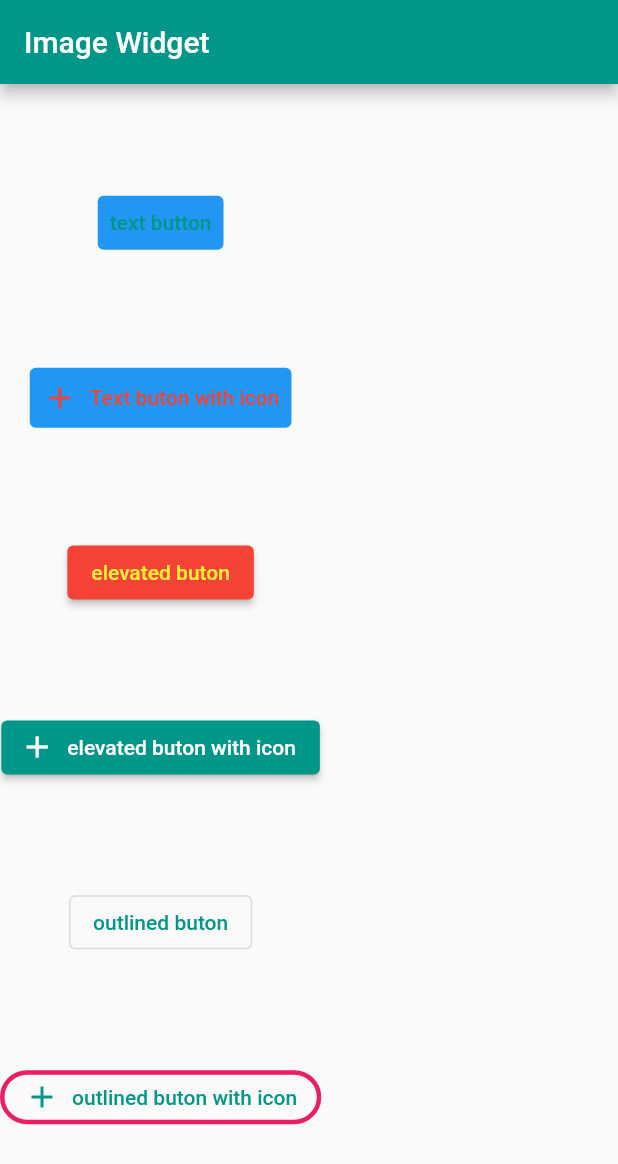
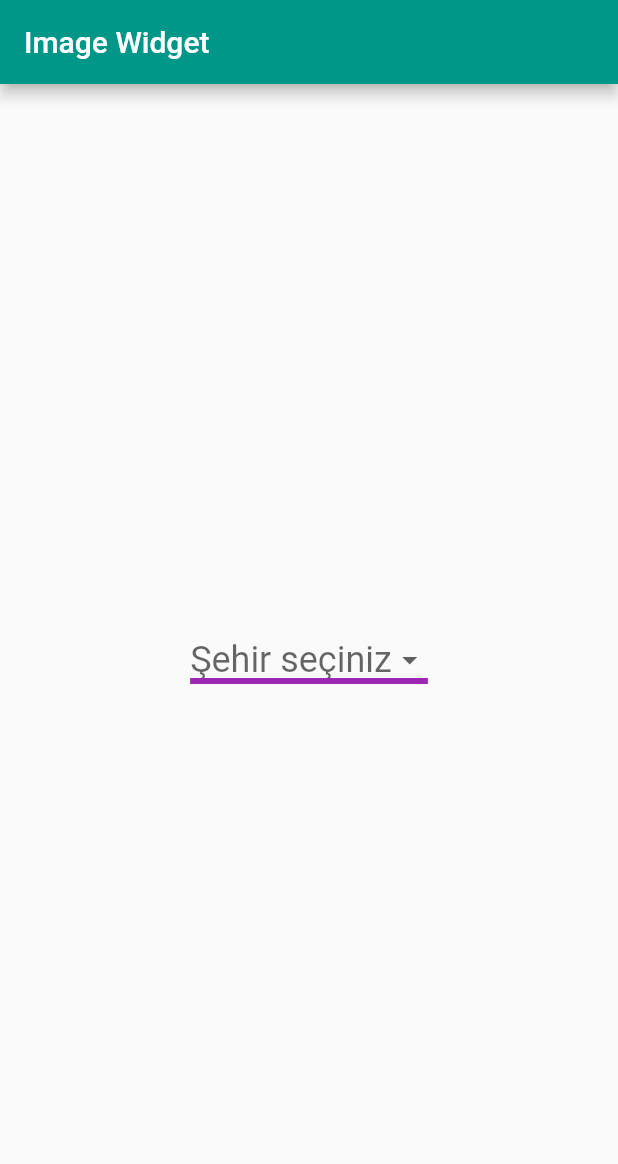
Before and after one commit to serap-atay/flutter-tutorial, a Flutter app: the screen it shows after launch, on a phone screen of 412 x 824 dp. Shown: the top 1164 px of the screen. Run offline on Flutter 3.47's test engine with Material 2 defaults, Android fonts, the phone set to English and light mode, and no system bars.

Commit message:
dropdown menu item

```diff
--- /dev/null
+++ b/section -1/flutter_app4/lib/dropdown_button.dart
@@ -0,0 +1,44 @@
+import 'package:flutter/material.dart';
+
+class DropdownButtonUse extends StatefulWidget {
+  const DropdownButtonUse({Key? key}) : super(key: key);
+
+  @override
+  State<DropdownButtonUse> createState() => _DropdownButtonUseState();
+}
+
+class _DropdownButtonUseState extends State<DropdownButtonUse> {
+  String? _secilensehir = null;
+  List<String> liste = [
+    "Ankara",
+    "İstanbul",
+    "Bursa",
+    "Edirne",
+    "İzmir",
+    "Eskişehir"
+  ];
+
+  @override
+  Widget build(BuildContext context) {
+    return Center(
+      child: DropdownButton<String>(
+        hint: Text("Şehir seçiniz"),
+        style: TextStyle(fontSize: 24, fontWeight: FontWeight.w400),
+        underline: Container(
+          height: 4,
+          color: Colors.purple,
+        ),
+        items: liste.map(
+          (String sehir) =>
+            DropdownMenuItem(child: Text(sehir), value: sehir,),
+        ).toList(),
+        value: _secilensehir,
+        onChanged: (String? secilensehir) {
+          setState(() {
+            _secilensehir = secilensehir;
+          });
+        },
+      ),
+    );
+  }
+}
--- a/section -1/flutter_app4/lib/main.dart
+++ b/section -1/flutter_app4/lib/main.dart
@@ -1,5 +1,6 @@
 import 'package:flutter/material.dart';
 import 'package:flutter_app4/buton_types.dart';
+import 'package:flutter_app4/dropdown_button.dart';
 import 'package:flutter_app4/image_widget.dart';
 import 'package:flutter_app4/my_counter_page.dart';
 
@@ -25,7 +26,7 @@ class MyApp extends StatelessWidget {
         appBar: AppBar(
           title: Text("Image Widget"),
           ),
-          body: MyButton(),),
+          body: DropdownButtonUse(),),
     );
   }
 }
```
